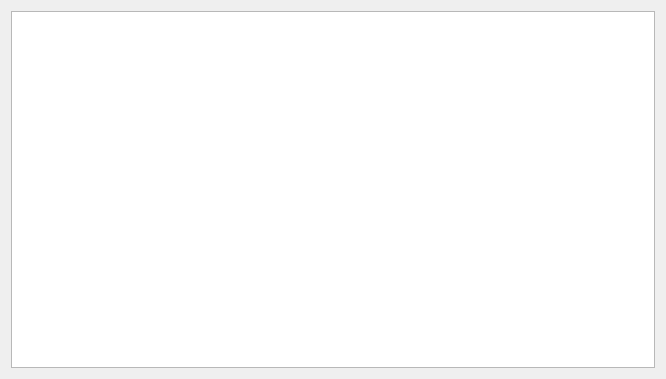
First picture: the form in src/widgets/judgestatuswidget.ui, repository jgcoded/UVA-Arena-Qt, before the edit.
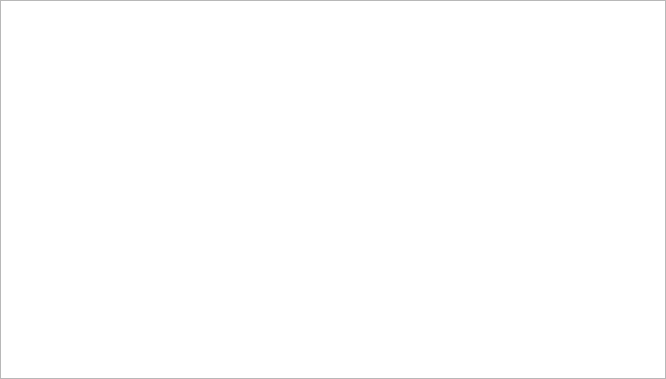
Second picture: the form after the edit.

Commit message: JudgeStatus: modified ui. MainWindow: modified ui and added method to get focused widget. UVAArenaEvent: added more events.

What changed in the file:
```diff
--- a/src/widgets/judgestatuswidget.ui
+++ b/src/widgets/judgestatuswidget.ui
@@ -14,6 +14,21 @@
    <string>Form</string>
   </property>
   <layout class="QVBoxLayout" name="verticalLayout">
+   <property name="spacing">
+    <number>0</number>
+   </property>
+   <property name="leftMargin">
+    <number>0</number>
+   </property>
+   <property name="topMargin">
+    <number>0</number>
+   </property>
+   <property name="rightMargin">
+    <number>0</number>
+   </property>
+   <property name="bottomMargin">
+    <number>0</number>
+   </property>
    <item>
     <widget class="QTableView" name="statusTableView">
      <property name="editTriggers">
@@ -28,17 +43,17 @@
      <property name="alternatingRowColors">
       <bool>true</bool>
      </property>
-     <property name="selectionMode">
-      <enum>QAbstractItemView::ExtendedSelection</enum>
-     </property>
-     <property name="selectionBehavior">
-      <enum>QAbstractItemView::SelectRows</enum>
+     <property name="gridStyle">
+      <enum>Qt::DashLine</enum>
      </property>
      <attribute name="horizontalHeaderCascadingSectionResizes">
       <bool>false</bool>
      </attribute>
-     <attribute name="verticalHeaderVisible">
-      <bool>false</bool>
+     <attribute name="horizontalHeaderDefaultSectionSize">
+      <number>120</number>
+     </attribute>
+     <attribute name="horizontalHeaderStretchLastSection">
+      <bool>true</bool>
      </attribute>
     </widget>
    </item>
```
Left out of the diff: 4 changed lines with no effect on the pictures. The commit also changes 5 other files.
